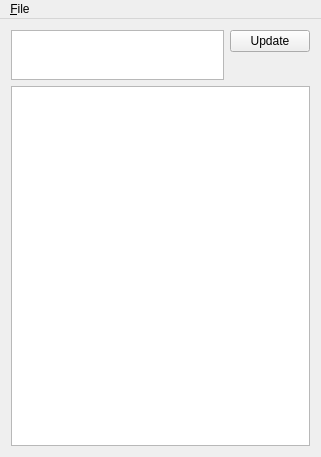
This is mainwindow.ui in brik/facebrick as Qt 5 draws it before an edit. The edited form follows.
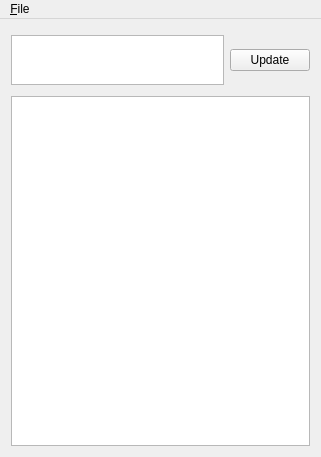
This is the edited form.

The edit to the form file:
```diff
--- a/mainwindow.ui
+++ b/mainwindow.ui
@@ -16,50 +16,35 @@
   <widget class="QWidget" name="centralWidget">
    <layout class="QVBoxLayout" name="verticalLayout">
     <item>
-     <layout class="QHBoxLayout" name="horizontalLayout">
-      <item>
-       <layout class="QVBoxLayout" name="verticalLayout_2">
+     <layout class="QHBoxLayout" name="horizontalLayout_2">
+      <property name="topMargin">
+       <number>5</number>
+      </property>
+      <property name="bottomMargin">
+       <number>5</number>
+      </property>
         <item>
          <widget class="QPlainTextEdit" name="statusText">
-          <property name="sizePolicy">
-           <sizepolicy hsizetype="Expanding" vsizetype="Expanding">
-            <horstretch>0</horstretch>
-            <verstretch>1</verstretch>
-           </sizepolicy>
-          </property>
           <property name="maximumSize">
            <size>
             <width>16777215</width>
             <height>50</height>
            </size>
           </property>
-         </widget>
-        </item>
-       </layout>
-      </item>
-      <item>
-       <layout class="QVBoxLayout" name="verticalLayout_3">
+        <property name="inputMethodHints">
+         <set>Qt::ImhNoAutoUppercase</set>
+        </property>
+        <property name="tabChangesFocus">
+         <bool>true</bool>
+        </property>
+       </widget>
+      </item>
         <item>
          <widget class="QPushButton" name="updateStatusButton">
           <property name="text">
            <string>Update</string>
           </property>
          </widget>
-        </item>
-        <item>
-         <spacer name="verticalSpacer">
-          <property name="orientation">
-           <enum>Qt::Vertical</enum>
-          </property>
-          <property name="sizeHint" stdset="0">
-           <size>
-            <width>2</width>
-            <height>10</height>
-           </size>
-          </property>
-         </spacer>
-        </item>
-       </layout>
       </item>
      </layout>
     </item>
```
Lines whose indentation alone changed are shown as unchanged.
